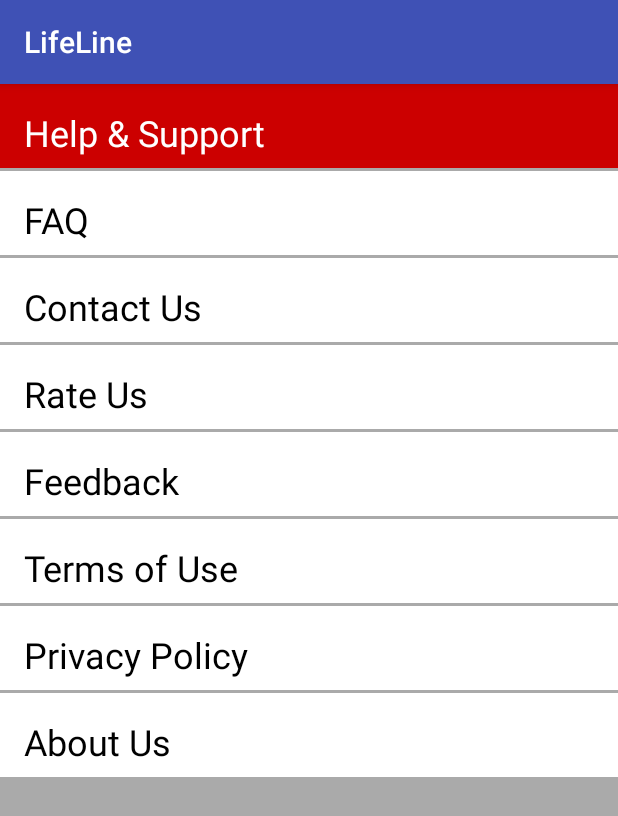
After one commit to anupam412/LifeLine-app, an Android app: the fragment help_fragment1 shown on its own in the app's theme, on a phone screen of 412 x 824 dp. The commit adds this screen. Shown: the top 816 px of the screen. Run offline under Robolectric (Android 15) with nearby library versions, the phone set to English and light mode, and no system bars.

Commit message:
HELP SUPPORT

```diff
--- a/app/src/main/AndroidManifest.xml
+++ b/app/src/main/AndroidManifest.xml
@@ -7,7 +7,7 @@
     <uses-permission android:name="android.permission.READ_PROFILE" />
     <uses-permission android:name="android.permission.READ_CONTACTS" />
     <uses-permission android:name="android.permission.INTERNET" />
-    <uses-permission android:name="android.permission.ACCESS_NETWORK_STATE"/>
+    <uses-permission android:name="android.permission.ACCESS_NETWORK_STATE" />
 
     <application
         android:allowBackup="true"
@@ -15,22 +15,21 @@
         android:label="@string/app_name"
         android:supportsRtl="true"
         android:theme="@style/AppTheme">
-        <activity android:name=".SplashScreen">
-        </activity>
+        <activity android:name=".SplashScreen"></activity>
         <activity android:name=".MainScreen" />
         <activity
             android:name=".Login_activity"
-            android:label="@string/title_activity_login_activity" >
-        <intent-filter>
-            <action android:name="android.intent.action.MAIN" />
+            android:label="@string/title_activity_login_activity">
+            <intent-filter>
+                <action android:name="android.intent.action.MAIN" />
 
-            <category android:name="android.intent.category.LAUNCHER" />
-        </intent-filter>
+                <category android:name="android.intent.category.LAUNCHER" />
+            </intent-filter>
         </activity>
-
         <activity
             android:name=".signup_activity"
-            android:label="@string/title_activity_signup_activity"></activity>
+            android:label="@string/title_activity_signup_activity" />
+        <activity android:name=".help"></activity>
+    </application>
 
-</application>
 </manifest>
--- a/app/src/main/java/com/example/anupam/lifeline/MainScreen.java
+++ b/app/src/main/java/com/example/anupam/lifeline/MainScreen.java
@@ -17,6 +17,7 @@ import android.widget.ImageButton;
 import android.widget.TextView;
 import android.widget.Toast;
 
+import com.example.anupam.lifeline.fragment.help_fragment1;
 import com.example.anupam.lifeline.fragment.profile_fragment;
 import com.example.anupam.lifeline.fragment.tutorial_fragment;
 
@@ -98,8 +99,14 @@ public class MainScreen extends FragmentActivity implements View.OnClickListener
             dL.closeDrawers();
             getSupportFragmentManager().beginTransaction().replace(R.id.container,new profile_fragment()).commit();
         }
+        else if(item.getTitle().toString().compareTo("Help and Support")==0)
+        {
 
-            return false;
+            dL.closeDrawers();
+            getSupportFragmentManager().beginTransaction().replace(R.id.container,new help_fragment1()).commit();
+        }
+
+        return false;
     }
 
 
--- /dev/null
+++ b/app/src/main/java/com/example/anupam/lifeline/fragment/help_fragment1.java
@@ -0,0 +1,29 @@
+package com.example.anupam.lifeline.fragment;
+
+import android.os.Bundle;
+import android.support.v4.app.Fragment;
+import android.view.LayoutInflater;
+import android.view.View;
+import android.view.ViewGroup;
+
+import com.example.anupam.lifeline.R;
+
+
+public class help_fragment1 extends Fragment {
+
+
+    public help_fragment1() {
+        // Required empty public constructor
+    }
+
+
+    @Override
+    public View onCreateView(LayoutInflater inflater, ViewGroup container,
+                             Bundle savedInstanceState) {
+        // Inflate the layout for this fragment
+        View v = inflater.inflate(R.layout.fragment_help_fragment1, container, false);
+
+        return v;
+    }
+
+}
--- /dev/null
+++ b/app/src/main/res/layout/activity_help.xml
@@ -0,0 +1,10 @@
+<?xml version="1.0" encoding="utf-8"?>
+<LinearLayout xmlns:android="http://schemas.android.com/apk/res/android"
+    xmlns:app="http://schemas.android.com/apk/res-auto"
+    xmlns:tools="http://schemas.android.com/tools"
+    android:layout_width="match_parent"
+    android:layout_height="match_parent"
+    tools:context="com.example.anupam.lifeline.help">
+    <LinearLayout></LinearLayout>
+
+</LinearLayout>
--- /dev/null
+++ b/app/src/main/res/layout/fragment_help_fragment1.xml
@@ -0,0 +1,142 @@
+<?xml version="1.0" encoding="utf-8"?>
+<LinearLayout xmlns:android="http://schemas.android.com/apk/res/android"
+    xmlns:app="http://schemas.android.com/apk/res-auto"
+
+    xmlns:tools="http://schemas.android.com/tools"
+
+    android:layout_width="match_parent"
+    android:layout_height="match_parent"
+    android:orientation="vertical"
+    android:background="@android:color/darker_gray"
+    tools:context="com.example.anupam.lifeline.fragment.help_fragment1">
+
+    <TextView
+        android:layout_width="match_parent"
+        android:layout_height="56dp"
+        android:background="@android:color/holo_red_dark"
+        android:paddingLeft="16dp"
+        android:paddingRight="16dp"
+        android:paddingTop="16dp"
+        android:text="@string/help_support"
+        android:textColor="#ffffff"
+        android:textSize="24sp" />
+    <TextView
+        android:layout_width="match_parent"
+        android:layout_height="2dp"
+        android:paddingLeft="16dp"
+        android:paddingRight="16dp"
+
+        android:background="@android:color/darker_gray" />
+    <TextView
+        android:layout_width="match_parent"
+        android:layout_height="56dp"
+        android:paddingLeft="16dp"
+        android:paddingRight="16dp"
+        android:paddingTop="16dp"
+        android:text="@string/faq"
+        android:textSize="24sp"
+        android:background="@color/cardview_light_background"
+        android:textColor="#000000" />
+    <TextView
+        android:layout_width="match_parent"
+        android:layout_height="2dp"
+        android:paddingLeft="16dp"
+        android:paddingRight="16dp"
+        android:background="@android:color/darker_gray"/>
+    <TextView
+        android:layout_width="match_parent"
+        android:layout_height="56dp"
+        android:paddingLeft="16dp"
+        android:paddingRight="16dp"
+        android:paddingTop="16dp"
+        android:text="Contact Us"
+        android:textSize="24sp"
+        android:background="@color/cardview_light_background"
+        android:textColor="#000000" />
+    <TextView
+        android:layout_width="match_parent"
+        android:layout_height="2dp"
+        android:paddingLeft="16dp"
+        android:paddingRight="16dp"
+        android:background="@android:color/darker_gray"/>
+    <TextView
+        android:layout_width="match_parent"
+        android:layout_height="56dp"
+        android:paddingLeft="16dp"
+        android:paddingRight="16dp"
+        android:paddingTop="16dp"
+        android:text="Rate Us"
+        android:textSize="24sp"
+        android:background="@color/cardview_light_background"
+        android:textColor="#000000" />
+    <TextView
+        android:layout_width="match_parent"
+        android:layout_height="2dp"
+        android:paddingLeft="16dp"
+        android:paddingRight="16dp"
+        android:background="@android:color/darker_gray"/>
+    <TextView
+        android:layout_width="match_parent"
+        android:layout_height="56dp"
+        android:paddingLeft="16dp"
+        android:paddingRight="16dp"
+        android:paddingTop="16dp"
+        android:text="Feedback"
+        android:textSize="24sp"
+        android:background="@color/cardview_light_background"
+        android:textColor="#000000" />
+    <TextView
+        android:layout_width="match_parent"
+        android:layout_height="2dp"
+        android:paddingLeft="16dp"
+        android:paddingRight="16dp"
+        android:background="@android:color/darker_gray"/>
+    <TextView
+        android:layout_width="match_parent"
+        android:layout_height="56dp"
+        android:paddingLeft="16dp"
+        android:paddingRight="16dp"
+        android:paddingTop="16dp"
+        android:text="Terms of Use"
+        android:textSize="24sp"
+        android:background="@color/cardview_light_background"
+        android:textColor="#000000" />
+    <TextView
+        android:layout_width="match_parent"
+        android:layout_height="2dp"
+        android:paddingLeft="16dp"
+        android:paddingRight="16dp"
+        android:background="@android:color/darker_gray"/>
+    <TextView
+        android:layout_width="match_parent"
+        android:layout_height="56dp"
+        android:paddingLeft="16dp"
+        android:paddingRight="16dp"
+        android:paddingTop="16dp"
+        android:text="Privacy Policy"
+        android:textSize="24sp"
+        android:background="@color/cardview_light_background"
+        android:textColor="#000000" />
+    <TextView
+        android:layout_width="match_parent"
+        android:layout_height="2dp"
+        android:paddingLeft="16dp"
+        android:paddingRight="16dp"
+        android:background="@android:color/darker_gray"/>
+    <TextView
+        android:layout_width="match_parent"
+        android:layout_height="56dp"
+        android:paddingLeft="16dp"
+        android:paddingRight="16dp"
+        android:paddingTop="16dp"
+        android:text="About Us"
+        android:textSize="24sp"
+        android:background="@color/cardview_light_background"
+        android:textColor="#000000" />
+    <TextView
+        android:layout_width="match_parent"
+        android:layout_height="2dp"
+        android:paddingLeft="16dp"
+        android:paddingRight="16dp"
+        android:background="@android:color/darker_gray"/>
+</LinearLayout>
--- a/app/src/main/res/layout/fragment_profile_fragment.xml
+++ b/app/src/main/res/layout/fragment_profile_fragment.xml
@@ -1,5 +1,6 @@
+
 <LinearLayout xmlns:android="http://schemas.android.com/apk/res/android"
-       xmlns:tools="http://schemas.android.com/tools"
+    xmlns:tools="http://schemas.android.com/tools"
     android:orientation="vertical"
     android:layout_width="match_parent"
     android:layout_height="match_parent"
@@ -18,4 +19,4 @@
         android:id="@+id/change_butt"
         android:text="change"/>
 
-    </LinearLayout>
+</LinearLayout>
--- a/app/src/main/res/menu/main_screen.xml
+++ b/app/src/main/res/menu/main_screen.xml
@@ -43,8 +43,8 @@
         android:icon="@drawable/ic_share_black_24dp"
         >
     </item>
-    <item android:id="@+id/about"
-        android:title="About"
+    <item android:id="@+id/help"
+        android:title="Help and Support"
         android:icon="@drawable/ic_info_black_24dp"
         >
     </item>
--- a/app/src/main/res/values/strings.xml
+++ b/app/src/main/res/values/strings.xml
@@ -31,4 +31,6 @@
 
     <!-- TODO: Remove or change this placeholder text -->
     <string name="hello_blank_fragment">Hello blank fragment</string>
+    <string name="help_support"><![CDATA[Help & Support]]></string>
+    <string name="faq">FAQ</string>
 </resources>
--- a/app/src/main/res/values/styles.xml
+++ b/app/src/main/res/values/styles.xml
@@ -13,5 +13,18 @@
         <item name="android:layout_height">wrap_content</item>
         <item name="android:textSize">20sp</item>
     </style>
+    <style name="General">
+        <item name="android:layout_width">match_parent</item>
+        <item name="android:layout_height">56dp</item>
+        <item name="android:background">@android:color/holo_red_dark</item>
+        <item name="android:textSize">24sp</item>
+        <item name="android:paddingLeft">16dp</item>
+        <item name="android:paddingRight">16dp</item>
+        <item name="android:paddingTop">16dp</item>
+        <item name="android:textColor">#ffffff</item>/>
+    </style>
+
+
+
 
 </resources>
```
